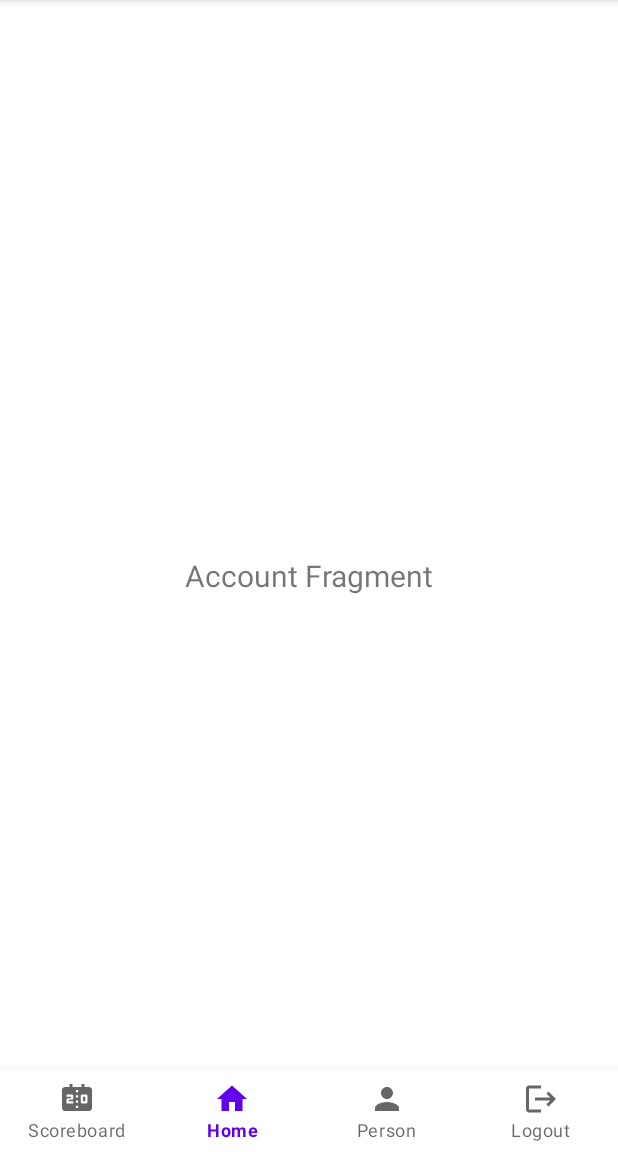
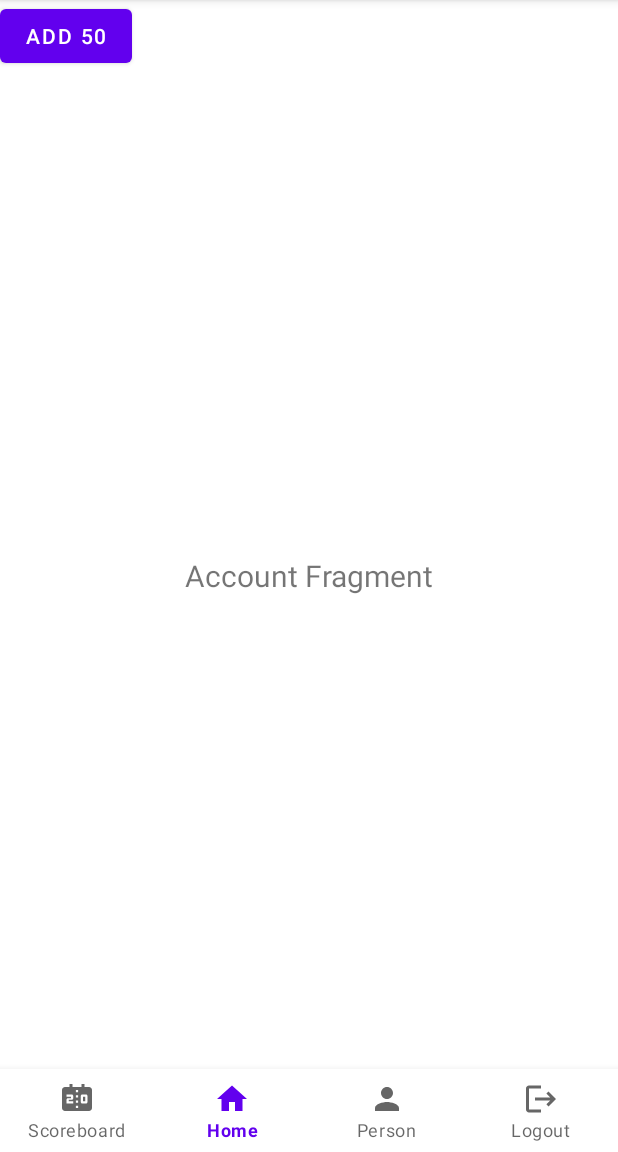
Before and after one commit to ckkwokeric/SEHS4681_gp_grp2, an Android app: the fragment AccountFragment placed in its activity, on a phone screen of 412 x 824 dp, the part 84-1236 px from its top. Run offline under Robolectric (Android 15) with nearby library versions, the phone set to English and light mode, and no system bars.

Commit message:
Updated DBHelper, scoreboard and testing add score buttom in AccountFragment

```diff
--- a/app/src/main/java/com/example/sehs4681_gp_grp2/AccountFragment.java
+++ b/app/src/main/java/com/example/sehs4681_gp_grp2/AccountFragment.java
@@ -7,8 +7,12 @@ import androidx.fragment.app.Fragment;
 import android.view.LayoutInflater;
 import android.view.View;
 import android.view.ViewGroup;
+import android.widget.Button;
+import android.widget.Toast;
 
 public class AccountFragment extends Fragment {
+
+    private DBHelper dbHelper;
 
     public AccountFragment(){
         // require a empty public constructor
@@ -17,6 +21,18 @@ public class AccountFragment extends Fragment {
     @Override
     public View onCreateView(LayoutInflater inflater, ViewGroup container, Bundle savedInstanceState) {
         // Inflate the layout for this fragment
-        return inflater.inflate(R.layout.fragment_account, container, false);
+        View view = inflater.inflate(R.layout.fragment_account, container, false);
+        dbHelper = new DBHelper(getContext());
+
+        Button add_score_button = view.findViewById(R.id.add_score_button);
+        add_score_button.setOnClickListener(new View.OnClickListener() {
+            @Override
+            public void onClick(View view) {
+                dbHelper.addScore(1,50);
+            }
+        });
+
+        return view;
     }
+
 }
--- a/app/src/main/res/layout/fragment_account.xml
+++ b/app/src/main/res/layout/fragment_account.xml
@@ -14,4 +14,10 @@
         android:gravity="center"
         android:textSize="20dp"/>
 
+    <Button
+        android:id="@+id/add_score_button"
+        android:layout_width="wrap_content"
+        android:layout_height="wrap_content"
+        android:text="Add 50" />
+
 </RelativeLayout>
--- a/app/src/main/res/layout/fragment_scoreboard.xml
+++ b/app/src/main/res/layout/fragment_scoreboard.xml
@@ -5,7 +5,6 @@
     android:layout_height="match_parent"
     tools:context=".ScoreboardFragment">
 
-
     <androidx.recyclerview.widget.RecyclerView
         android:id="@+id/recyclerView"
         android:layout_width="match_parent"
```
Also changed, not shown: app/src/main/java/com/example/sehs4681_gp_grp2/DBHelper.java (+47 -7 lines).
